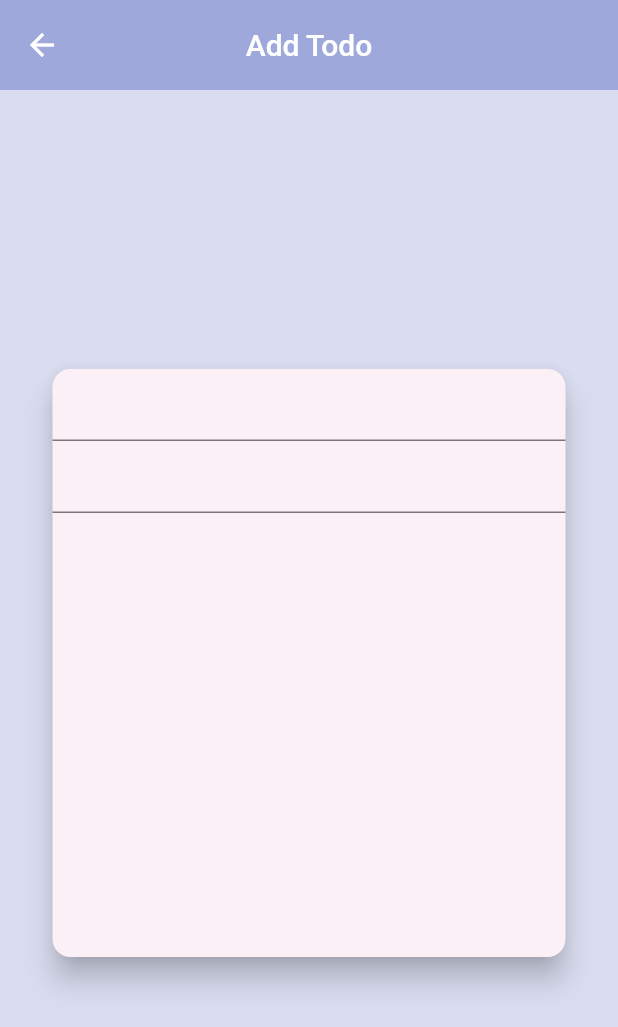
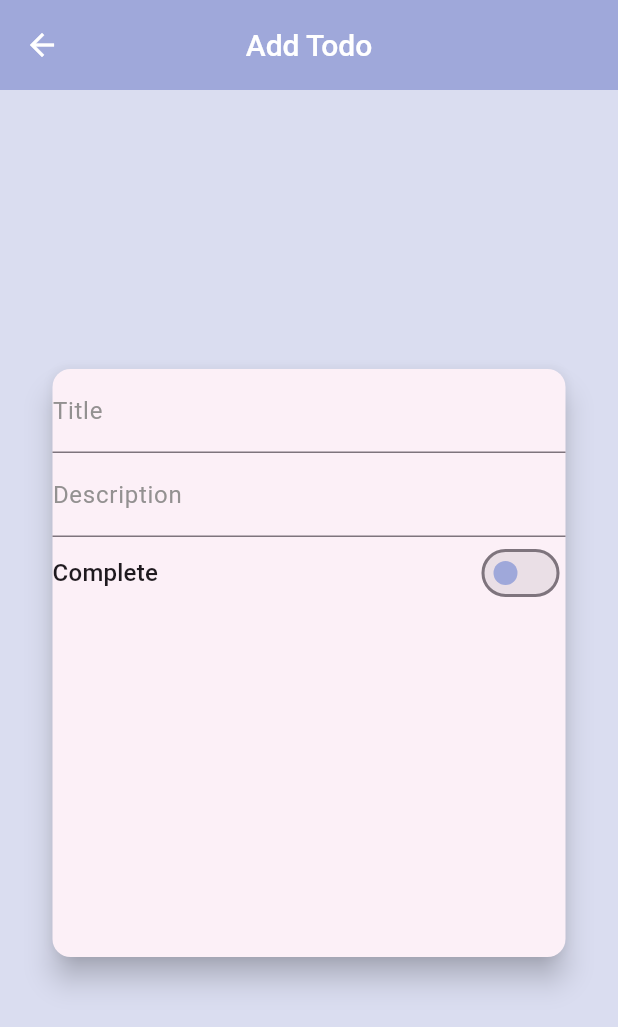
Before and after one commit to suupss/Todo, a Flutter app: the AddAndUpdateTodo screen opened directly, on a phone screen of 412 x 824 dp. Shown: the top 1027 px of the screen. Run offline on Flutter 3.47's test engine with Material 3 defaults, Android fonts, the phone set to English and light mode, and no system bars.

```diff
--- a/lib/screens/add_and_update_todo.dart
+++ b/lib/screens/add_and_update_todo.dart
@@ -1,18 +1,22 @@
 import 'package:flutter/material.dart';
+import 'package:todo_app/Widgets/switch_button.dart';
 
 class AddAndUpdateTodo extends StatelessWidget {
   const AddAndUpdateTodo({super.key});
 
   @override
   Widget build(BuildContext context) {
-    return Scaffold(
+
+    return GestureDetector(
+      onTap: FocusScope.of(context).unfocus,
+      child: Scaffold(
         backgroundColor: Theme.of(context).colorScheme.secondary,
         appBar: AppBar(
           title: const Text('Add Todo'),
           centerTitle: true,
 
         ),
-      body: const Center(
+        body:  Center(
           child: SizedBox(
             height: 400,
             width: 350,
@@ -20,12 +24,31 @@ class AddAndUpdateTodo extends StatelessWidget {
             elevation: 8,
               child:  Column(
             children: [
-            TextField(
-
+              const TextField(
+        decoration: InputDecoration(
+          labelText: 'Title',
+          labelStyle: TextStyle(color:Color.fromARGB(255, 147, 145, 145) )
 
         ),
-            TextField()
+
+              ),
+             const  TextField(
+
+                      decoration: InputDecoration(
+          labelText: 'Description',
+          labelStyle: TextStyle(color: Color.fromARGB(255, 147, 145, 145),),
+
+        ),
+        maxLines: null,
+              ),
+              Row(
+                children: [
+                  Text('Complete' , style: Theme.of(context).textTheme.titleMedium,), const Spacer(), const SwitchButton()
                 ],
+              )
+            ],
+
+              ),
             ),
           ),
         ),
```
Lines whose indentation alone changed are shown as unchanged.
